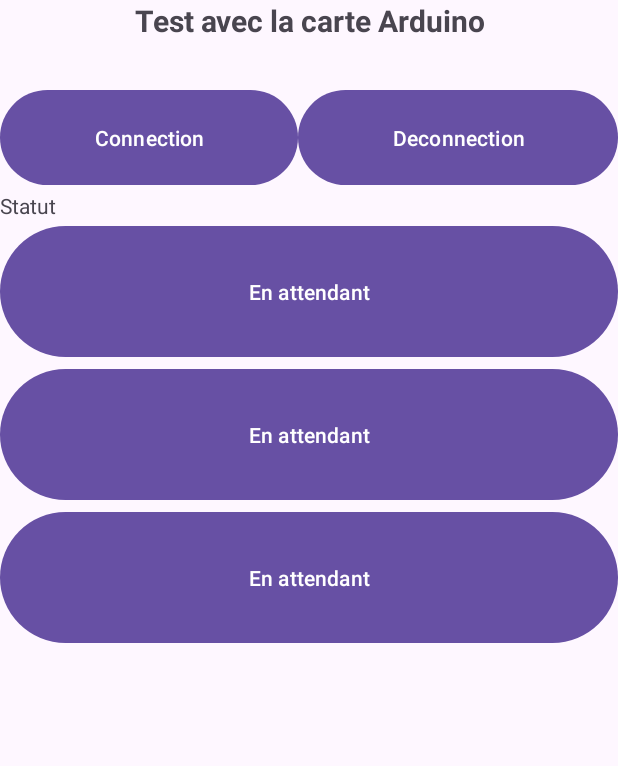
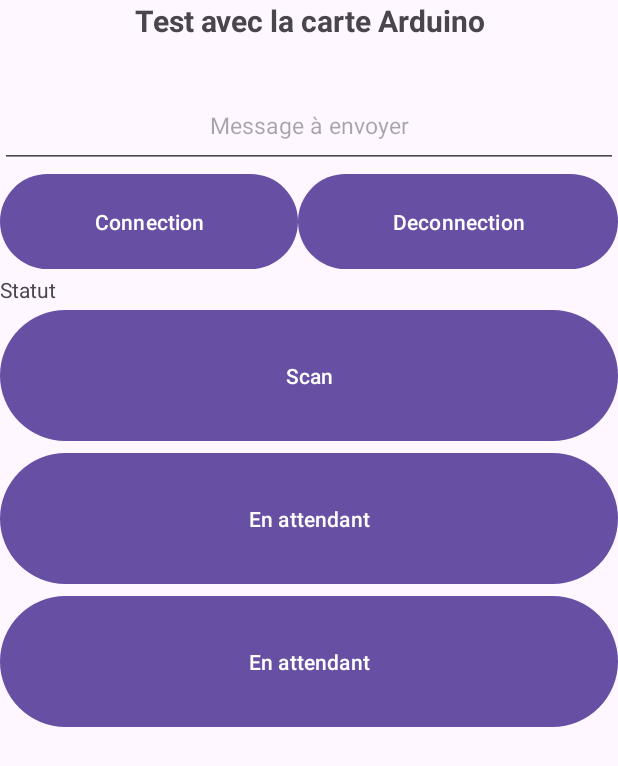
Before and after one commit to Mtouat/Hydrate-Reminder, an Android app: the fragment Tests_arduino placed in its activity, on a phone screen of 412 x 824 dp. Shown: the top 766 px of the screen. Run offline under Robolectric (Android 15) with nearby library versions, the phone set to English and light mode, and no system bars; libraries missing offline, so code that uses them is left out: com.github.mikephil.charting, com.john.waveview; Roboto replaces fonts that are not available here; 10 statements that could not run were skipped.

```diff
--- a/app/src/main/java/fr/univparis8/etud/hydratereminder/Tests_arduino.java
+++ b/app/src/main/java/fr/univparis8/etud/hydratereminder/Tests_arduino.java
@@ -1,24 +1,53 @@
 package fr.univparis8.etud.hydratereminder;
 
+import android.Manifest;
+import android.app.Activity;
+import android.app.AlertDialog;
 import android.bluetooth.BluetoothAdapter;
 import android.bluetooth.BluetoothDevice;
+import android.bluetooth.BluetoothManager;
 import android.bluetooth.BluetoothSocket;
+import android.bluetooth.le.BluetoothLeScanner;
+import android.bluetooth.le.ScanCallback;
+import android.bluetooth.le.ScanResult;
+import android.content.DialogInterface;
+import android.content.Intent;
 import android.content.pm.PackageManager;
+import android.os.Build;
 import android.os.Bundle;
 
+import java.io.IOException;
+import java.io.OutputStream;
+import java.util.List;
+import java.util.Map;
+import java.util.UUID;
+
+import androidx.activity.result.ActivityResult;
+import androidx.activity.result.ActivityResultCallback;
+import androidx.activity.result.ActivityResultLauncher;
+import androidx.activity.result.contract.ActivityResultContracts;
+import androidx.annotation.NonNull;
+import androidx.annotation.Nullable;
 import androidx.core.app.ActivityCompat;
+import androidx.core.content.ContextCompat;
 import androidx.fragment.app.Fragment;
 
+import android.os.Handler;
+import android.util.Log;
 import android.view.LayoutInflater;
 import android.view.View;
 import android.view.ViewGroup;
+import android.widget.Toast;
+
+import javax.annotation.Nonnull;
+
+import fr.univparis8.etud.hydratereminder.databinding.FragmentTestsArduinoBinding;
 
 
 public class Tests_arduino extends Fragment {
 
-
-    public Tests_arduino() {
-    }
+    private FragmentTestsArduinoBinding binding;
+    private BluetoothAdapter bluetoothAdapter;
 
 
     public static Tests_arduino newInstance() {
@@ -28,25 +57,41 @@ public class Tests_arduino extends Fragment {
 
     @Override
     public void onCreate(Bundle savedInstanceState) {
+        super.onCreate(savedInstanceState);
+    }
 
-        super.onCreate(savedInstanceState);
-
-     /*   BluetoothAdapter btnConnection = BluetoothAdapter.getDefaultAdapter();
-        if (ActivityCompat.checkSelfPermission(getContext(), android.Manifest.permission.BLUETOOTH_CONNECT) != PackageManager.PERMISSION_GRANTED) {
-            return;
-        }
-        System.out.println(btnConnection.getBondedDevices());
-
-        BluetoothDevice sp32 = btnConnection.getRemoteDevice("0c:8b:95:96:c1:b0");
-        System.out.println(sp32.getName());*/
-
-
-    }
 
     @Override
     public View onCreateView(LayoutInflater inflater, ViewGroup container,
                              Bundle savedInstanceState) {
+        binding = FragmentTestsArduinoBinding.inflate(inflater, container, false);
+        return binding.getRoot();
+    }
 
-        return inflater.inflate(R.layout.fragment_tests_arduino, container, false);
+    @Override
+    public void onViewCreated(@NonNull View view, @Nullable Bundle savedInstanceState) {
+
+        super.onViewCreated(view, savedInstanceState);
+        binding.btnConnection.setOnClickListener(new View.OnClickListener() {
+            @Override
+            public void onClick(View v) {
+                ((MainActivity) getActivity()).sendData((String) binding.message.getText().toString());
+            }
+        });
+
+        binding.btn1.setOnClickListener(new View.OnClickListener() {
+            @Override
+            public void onClick(View v) {
+
+            }
+        });
+
+        binding.btn2.setOnClickListener(new View.OnClickListener() {
+            @Override
+            public void onClick(View v) {
+
+            }
+        });
     }
+
 }
--- a/app/src/main/res/layout/fragment_tests_arduino.xml
+++ b/app/src/main/res/layout/fragment_tests_arduino.xml
@@ -14,6 +14,15 @@
         android:textAlignment="center"
         android:textSize="20sp"
         android:textStyle="bold" />
+
+    <EditText
+        android:hint="Message à envoyer"
+        android:id="@+id/message"
+        android:layout_width="match_parent"
+        android:layout_height="56dp"
+        android:textAlignment="center"
+        android:textSize="15sp"
+        />
 
     <LinearLayout
         android:layout_width="match_parent"
@@ -45,7 +54,7 @@
         android:id="@+id/btn1"
         android:layout_width="match_parent"
         android:layout_height="95sp"
-        android:text="@string/en_attendant" />
+        android:text="Scan" />
 
     <Button
         android:id="@+id/btn2"
```
Also changed, not shown: app/build.gradle.kts (+5 -2 lines), app/src/main/AndroidManifest.xml (+10 -2 lines), app/src/main/java/fr/univparis8/etud/hydratereminder/MainActivity.java (+57 -0 lines).
